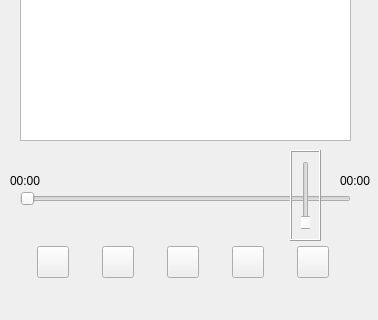
Above: project/MusicPlayer/widget.ui from chen-arrow/project2 before the change; both pictures show x 0 to 378 and y 280 to 600 of the 378 by 600 pixel window. Below: the same form after it.
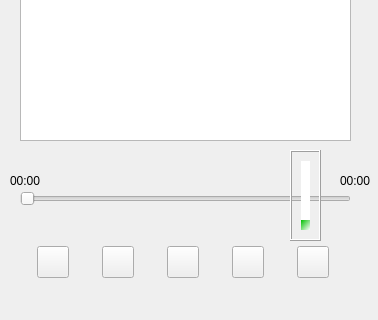
That is the form after the change. Icons and pictures are not drawn.

Commit message: 美化音量调节

```diff
--- a/project/MusicPlayer/widget.ui
+++ b/project/MusicPlayer/widget.ui
@@ -253,6 +253,52 @@
    <layout class="QHBoxLayout" name="horizontalLayout_5">
     <item>
      <widget class="QSlider" name="Slider_volume">
+      <property name="styleSheet">
+       <string notr="true">QSlider::groove:vertical {
+border: 0px solid #bbb;
+
+}
+
+QSlider::sub-page:vertical {
+background:  rgb(255, 255, 255);
+
+border-radius: 0px;/*整体圆角*/
+border-top-left-radius:10px;/*左上圆角*/
+border-bottom-left-radius:10px;/*左下圆角*/
+margin-top:0px;/*上距离*/
+margin-bottom:0px;/*下距离*/
+}
+
+QSlider::add-page:vertical {
+background: qlineargradient(spread:pad, x1:0, y1:0, x2:1, y2:1, stop:0 rgba(16, 181, 140, 255), stop:1 rgba(255, 255, 255, 255));/*背景色*/
+border-radius: 0px;/*整体圆角*/
+border-top-right-radius:10px;/*右上圆角*/
+border-bottom-right-radius:10px;/*右下圆角*/
+margin-top:0px;/*上距离*/
+margin-bottom:0px;/*下距离*/
+}
+/*拖拽键样式*/
+QSlider::handle:vertical {
+background: qlineargradient(spread:pad, x1:0, y1:0, x2:1, y2:1, stop:0 rgba(0, 191, 0, 255), stop:1 rgba(255, 255, 255, 255));
+border: 0px solid rgb(255,153,102);
+width: 14px;
+height:10px;
+border-radius: 7px;
+margin-top:0px;
+margin-bottom:0px;
+}
+
+QSlider::sub-page:vertical:disabled {
+ 
+}
+
+QSlider::add-page:vertical:disabled {
+ 
+}
+QSlider::handle:vertical:disabled {
+ 
+}</string>
+      </property>
       <property name="orientation">
        <enum>Qt::Vertical</enum>
       </property>
```
